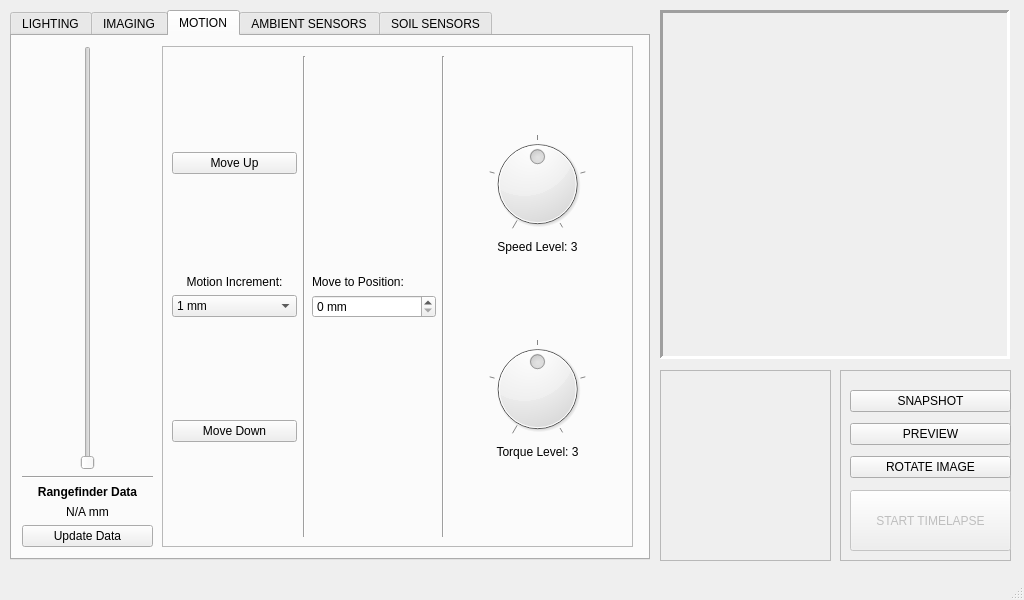
This is _ui/FlashLapse_Pro.ui in CoCl-Jerry/Flashlapse_Pro_Dev as Qt 5 draws it before an edit. The edited form follows.
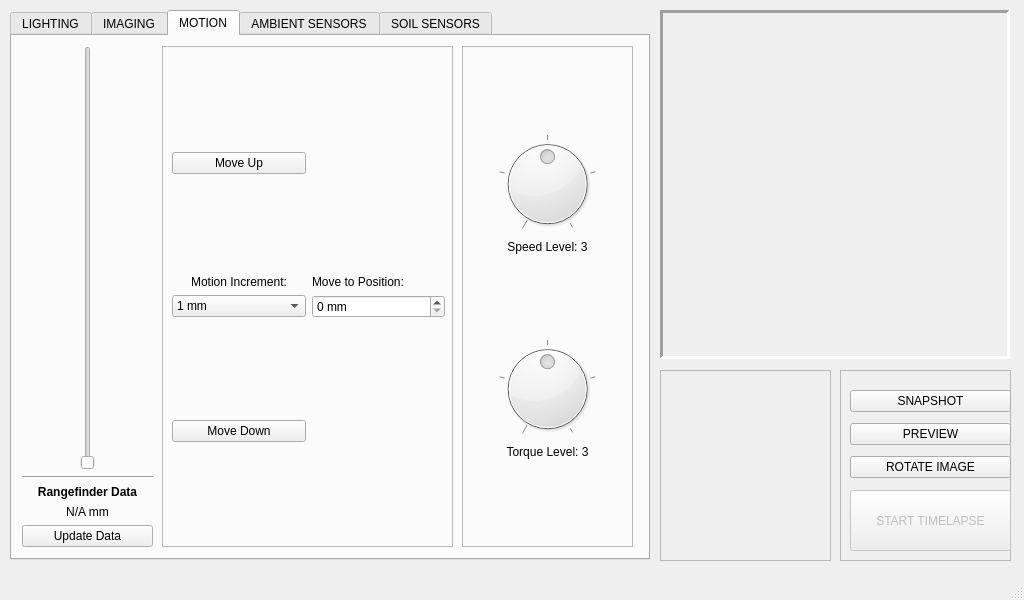
This is the edited form. Icons and pictures are not drawn.

```diff
--- a/_ui/FlashLapse_Pro.ui
+++ b/_ui/FlashLapse_Pro.ui
@@ -562,7 +562,7 @@
        <rect>
         <x>150</x>
         <y>10</y>
-        <width>471</width>
+        <width>291</width>
         <height>501</height>
        </rect>
       </property>
@@ -595,13 +595,6 @@
           </property>
          </spacer>
         </item>
-        <item row="0" column="1" rowspan="8">
-         <widget class="Line" name="line">
-          <property name="orientation">
-           <enum>Qt::Vertical</enum>
-          </property>
-         </widget>
-        </item>
         <item row="6" column="0">
          <widget class="QPushButton" name="pushButton_3">
           <property name="text">
@@ -648,7 +641,7 @@
           </property>
          </widget>
         </item>
-        <item row="3" column="2">
+        <item row="3" column="1">
          <widget class="QLabel" name="label_8">
           <property name="text">
            <string>Move to Position:</string>
@@ -691,28 +684,37 @@
           </property>
          </spacer>
         </item>
-        <item row="4" column="2">
+        <item row="4" column="1">
          <widget class="QSpinBox" name="spinBox">
           <property name="suffix">
            <string> mm</string>
           </property>
          </widget>
         </item>
-        <item row="0" column="3" rowspan="8">
-         <widget class="Line" name="line_4">
-          <property name="orientation">
-           <enum>Qt::Vertical</enum>
-          </property>
-         </widget>
-        </item>
        </layout>
       </widget>
+     </widget>
+     <widget class="QFrame" name="frame_2">
+      <property name="geometry">
+       <rect>
+        <x>450</x>
+        <y>10</y>
+        <width>171</width>
+        <height>501</height>
+       </rect>
+      </property>
+      <property name="frameShape">
+       <enum>QFrame::StyledPanel</enum>
+      </property>
+      <property name="frameShadow">
+       <enum>QFrame::Sunken</enum>
+      </property>
       <widget class="QWidget" name="verticalLayoutWidget_2">
        <property name="geometry">
         <rect>
-         <x>290</x>
+         <x>10</x>
          <y>10</y>
-         <width>171</width>
+         <width>151</width>
          <height>481</height>
         </rect>
        </property>
```
